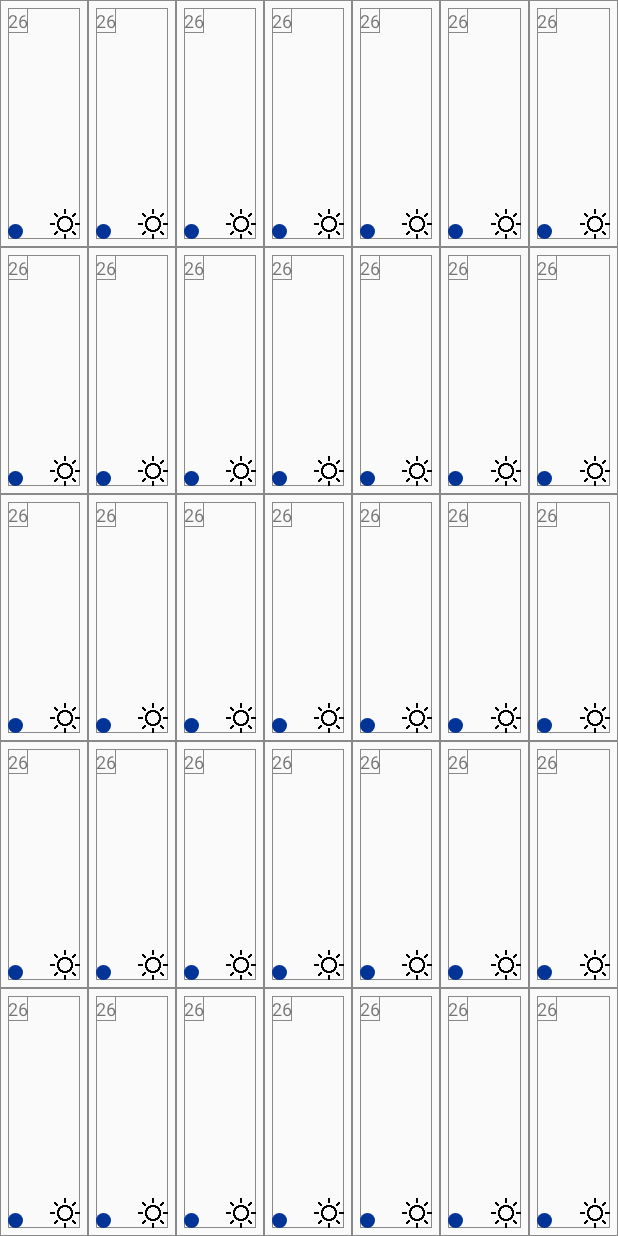
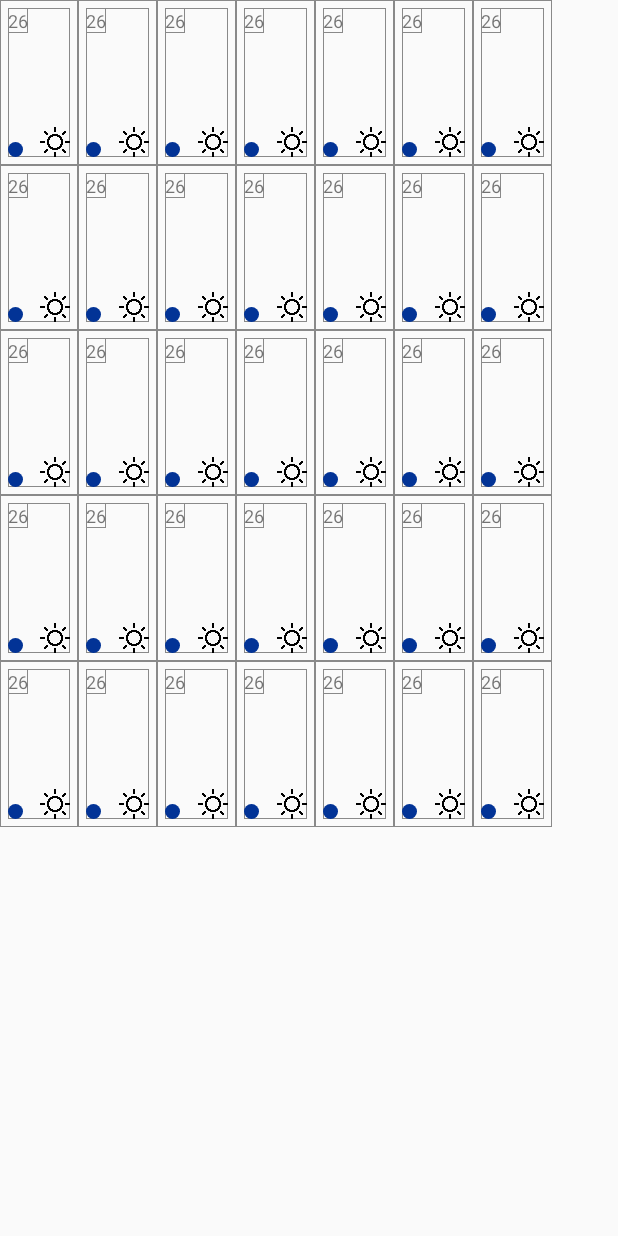
Before and after one commit to uni3621/nabi, an Android app: the fragment MonthlyFragment shown on its own in the app's theme, on a phone screen of 412 x 824 dp. Run offline under Robolectric (Android 15) with nearby library versions, the phone set to English and light mode, and no system bars.

Commit message:
no message

```diff
--- a/app/src/main/res/layout/activity_monthly_fragment.xml
+++ b/app/src/main/res/layout/activity_monthly_fragment.xml
@@ -8,6 +8,8 @@
 
     <com.hanium.bpc.nabi.weather.VerticalViewPager
         android:id="@+id/vviewPager"
-        android:layout_width="match_parent"
-        android:layout_height="match_parent" />
+        android:layout_width="368dp"
+        android:layout_height="551dp"
+        tools:layout_editor_absoluteY="8dp"
+        tools:layout_editor_absoluteX="8dp" />
 </android.support.constraint.ConstraintLayout>
```
